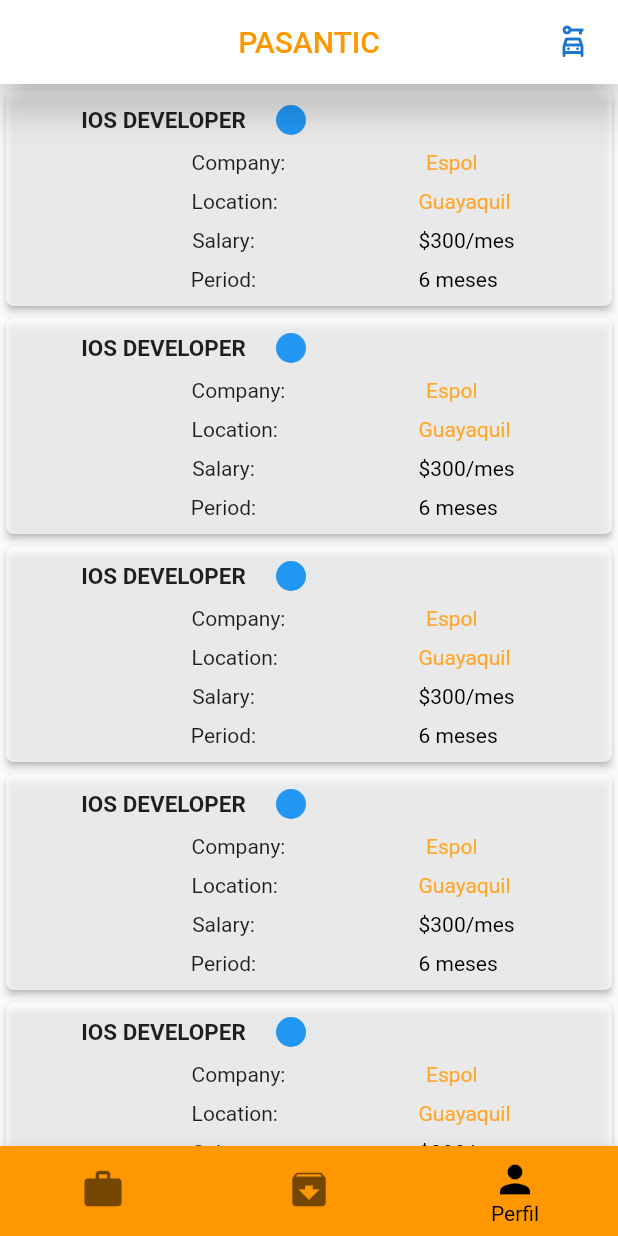
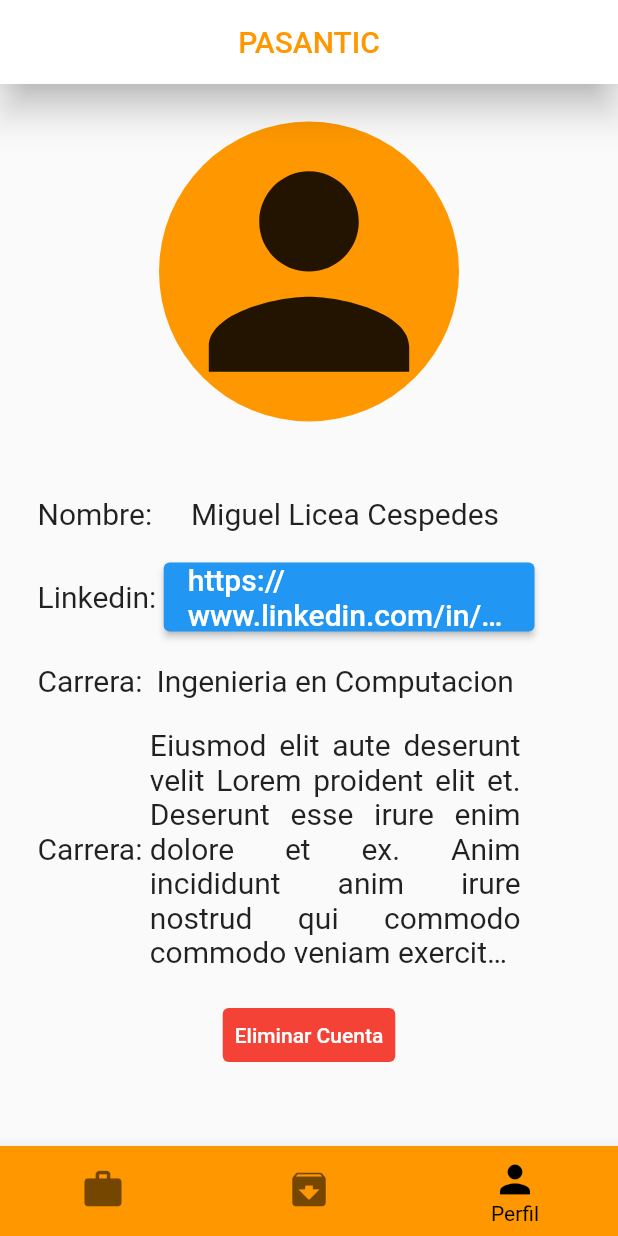
Before and after one commit to DannyMontenegro/ProyectoLP, a Flutter app: the screen it shows after launch, item 3 of the bottom bar chosen, on a phone screen of 412 x 824 dp. Run offline on Flutter 3.47's test engine with Material 2 defaults, Android fonts, the light colour scheme and no system bars.

Commit message:
Pagination && Profile Screen

```diff
--- a/pasantic_backend/package.json
+++ b/pasantic_backend/package.json
@@ -11,6 +11,7 @@
     "cors": "^2.8.5",
     "debug": "~2.6.9",
     "express": "~4.16.1",
+    "express-validator": "^6.14.0",
     "morgan": "~1.9.1",
     "mysql2": "^2.3.3",
     "nodemon": "^2.0.15",
--- a/pasantic_frontend/lib/main.dart
+++ b/pasantic_frontend/lib/main.dart
@@ -28,6 +28,7 @@ class MyApp extends StatelessWidget {
       initialRoute: 'home',
       routes: {
         'home': (_)=>const HomeScreen(),
+        'profile': (_)=>const ProfileScreen()
       },
 
       theme: ThemeData.light().copyWith(
--- a/pasantic_frontend/lib/screens/home_screen.dart
+++ b/pasantic_frontend/lib/screens/home_screen.dart
@@ -30,17 +30,13 @@ class _HomeScreenState extends State<HomeScreen> {
               onTap: () {},
               child: const CircleAvatar(
                 backgroundColor: Colors.white,
-                child: Icon(Icons.car_rental_outlined),
-                // child: Image(image: AssetImage('assets/avatar_image.jpg')),
+                child: Icon(Icons.person),
               ),
             ),
           )
         ],
       ),
-
-      body:  PasantiasCards(),
-
-      drawer: Drawer(),
+      body: PasantiasCards(),
       bottomNavigationBar: BottomNavigationBar(
         backgroundColor: Colors.orange,
         selectedItemColor: Colors.black,
@@ -50,7 +46,10 @@ class _HomeScreenState extends State<HomeScreen> {
         showUnselectedLabels: false,
         onTap: (index) {
           currentIndex = index;
-          setState(() {});
+          if(currentIndex==2){
+            Navigator.of(context).pushNamed('profile');
+          }
+
         },
         items: [
           BottomNavigationBarItem(
@@ -62,9 +61,10 @@ class _HomeScreenState extends State<HomeScreen> {
               label: 'Postulaciones',
               backgroundColor: Colors.orange),
           BottomNavigationBarItem(
-              icon: Icon(Icons.person),
-              label: 'Perfil',
-              backgroundColor: Colors.orange)
+            icon: Icon(Icons.person),
+            label: 'Perfil',
+            backgroundColor: Colors.orange,
+          )
         ],
       ),
     );
--- /dev/null
+++ b/pasantic_frontend/lib/screens/profile_screen.dart
@@ -0,0 +1,173 @@
+// ignore_for_file: prefer_const_constructors, prefer_const_literals_to_create_immutables, avoid_unnecessary_containers
+
+import 'package:flutter/material.dart';
+import 'package:url_launcher/url_launcher.dart';
+
+class ProfileScreen extends StatefulWidget {
+  const ProfileScreen({Key? key}) : super(key: key);
+
+  @override
+  State<ProfileScreen> createState() => _ProfileScreenState();
+}
+
+class _ProfileScreenState extends State<ProfileScreen> {
+  int currentIndex = 2;
+
+  final String _url = 'https://www.espol.edu.ec/';
+  @override
+  Widget build(BuildContext context) {
+    return Scaffold(
+      appBar: AppBar(
+        elevation: 10,
+        centerTitle: true,
+        title: const Text(
+          "PASANTIC",
+          style: TextStyle(color: Colors.orange),
+        ),
+      ),
+      body: SingleChildScrollView(
+        child: Padding(
+          padding: const EdgeInsets.all(25),
+          child: Column(
+            children: [
+              Container(
+                  constraints: BoxConstraints(minHeight: 200),
+                  alignment: Alignment.center,
+                  child: Icon(Icons.person, size: 200),
+                  decoration: const BoxDecoration(
+                      shape: BoxShape.circle, color: Colors.orange)),
+              SizedBox(height: 50),
+              Row(children: [
+                Container(
+                    constraints: BoxConstraints(
+                        maxWidth: MediaQuery.of(context).size.width * 0.4),
+                    child: Text('Nombre: ', style: TextStyle(fontSize: 20))),
+                Container(
+                  alignment: Alignment.center,
+                  decoration: BoxDecoration(
+                      shape: BoxShape.rectangle,
+                      borderRadius: BorderRadius.all(Radius.circular(3))),
+                  constraints: BoxConstraints(
+                      maxWidth: MediaQuery.of(context).size.width * 0.6),
+                  child: Text('Miguel Licea Cespedes',
+                      style: TextStyle(fontSize: 20),
+                      overflow: TextOverflow.ellipsis),
+                )
+              ]),
+              SizedBox(height: 20),
+              Row(children: [
+                Container(
+                    constraints: BoxConstraints(
+                        maxWidth: MediaQuery.of(context).size.width * 0.4),
+                    child: Text('Linkedin: ', style: TextStyle(fontSize: 20))),
+                Container(
+                  alignment: Alignment.center,
+                  decoration: BoxDecoration(
+                      shape: BoxShape.rectangle,
+                      borderRadius: BorderRadius.all(Radius.circular(3))),
+                  constraints: BoxConstraints(
+                      maxWidth: MediaQuery.of(context).size.width * 0.6),
+                  child: ElevatedButton(
+                    onPressed: () async {
+                      await launch(_url);
+                    },
+                    child: Text('https://www.linkedin.com/in/miguel-licea',
+                        maxLines: 2,
+                        style: TextStyle(fontSize: 20),
+                        overflow: TextOverflow.ellipsis),
+                  ),
+                )
+              ]),
+              SizedBox(height: 20),
+              Row(children: [
+                Container(
+                    constraints: BoxConstraints(
+                        maxWidth: MediaQuery.of(context).size.width * 0.4),
+                    child: Text('Carrera: ', style: TextStyle(fontSize: 20))),
+                Container(
+                  alignment: Alignment.center,
+                  decoration: BoxDecoration(
+                      shape: BoxShape.rectangle,
+                      borderRadius: BorderRadius.all(Radius.circular(3))),
+                  constraints: BoxConstraints(
+                      maxWidth: MediaQuery.of(context).size.width * 0.6),
+                  child: Text('Ingenieria en Computacion',
+                    textAlign: TextAlign.justify,
+                    maxLines: 2,
+                    style: TextStyle(fontSize: 20),
+                    overflow: TextOverflow.ellipsis),
+                )
+              ]),
+              SizedBox(height: 20),
+              Row(children: [
+                Container(
+
+                    constraints: BoxConstraints(
+                        maxWidth: MediaQuery.of(context).size.width * 0.4),
+                    child: Text('Carrera: ', style: TextStyle(fontSize: 20))),
+                Container(
+                  alignment: Alignment.center,
+                  decoration: BoxDecoration(
+                    shape: BoxShape.rectangle,
+                    borderRadius: BorderRadius.all(Radius.circular(3))),
+                  constraints: BoxConstraints(
+                    maxWidth: MediaQuery.of(context).size.width * 0.6),
+                  child: Text('Eiusmod elit aute deserunt velit Lorem proident elit et. Deserunt esse irure enim dolore et ex. Anim incididunt anim irure nostrud qui commodo commodo veniam exercitation. Tempor officia do labore sint occaecat dolor minim enim ea. Exercitation id quis do ipsum irure eiusmod aute dolor non excepteur ad occaecat do. Laboris non sint eu pariatur eiusmod enim fugiat.',
+                    textAlign: TextAlign.justify,
+                    maxLines: 7,
+                    style: TextStyle(fontSize: 20),
+                    overflow: TextOverflow.ellipsis),
+                )
+              ]),
+              SizedBox(height: 20),
+              TextButton(
+                onPressed: (){},
+                child: Text("Eliminar Cuenta",style: TextStyle(color: Colors.white)),
+                style: ButtonStyle( backgroundColor:MaterialStateProperty.all<Color>(Colors.red) ))
+            ],
+          ),
+        ),
+      ),
+      bottomNavigationBar: BottomNavigationBar(
+        backgroundColor: Colors.orange,
+        selectedItemColor: Colors.black,
+        type: BottomNavigationBarType.fixed,
+        iconSize: 30,
+        currentIndex: currentIndex,
+        showUnselectedLabels: false,
+        onTap: (index) {
+          currentIndex = index;
+          print(currentIndex);
+          if (currentIndex == 0) {
+            Navigator.of(context).pushNamed('home');
+          }
+        },
+        items: const [
+          BottomNavigationBarItem(
+              icon: Icon(Icons.work_outlined),
+              label: 'Pasantias',
+              backgroundColor: Colors.orange),
+          BottomNavigationBarItem(
+              icon: Icon(Icons.archive_rounded),
+              label: 'Postulaciones',
+              backgroundColor: Colors.orange),
+          BottomNavigationBarItem(
+            icon: Icon(Icons.person),
+            label: 'Perfil',
+            backgroundColor: Colors.orange,
+          )
+        ],
+      ),
+    );
+  }
+}
+
+class LabelsProfile extends StatelessWidget {
+  final String text;
+  const LabelsProfile({Key? key, required this.text}) : super(key: key);
+
+  @override
+  Widget build(BuildContext context) {
+    return Text(text, style: TextStyle(fontSize: 50));
+  }
+}
--- a/pasantic_frontend/lib/screens/screens.dart
+++ b/pasantic_frontend/lib/screens/screens.dart
@@ -1 +1,2 @@
 export 'package:pasantic_frontend/screens/home_screen.dart';
+export 'package:pasantic_frontend/screens/profile_screen.dart';
--- a/pasantic_frontend/pubspec.yaml
+++ b/pasantic_frontend/pubspec.yaml
@@ -36,6 +36,7 @@ dependencies:
   cupertino_icons: ^1.0.2
   provider: ^6.0.2
   http: ^0.13.4
+  url_launcher: ^6.0.18
 
 dev_dependencies:
   flutter_test:
```
Also changed, not shown: pasantic_backend/package-lock.json, pasantic_frontend/pubspec.lock, 4 other files.
